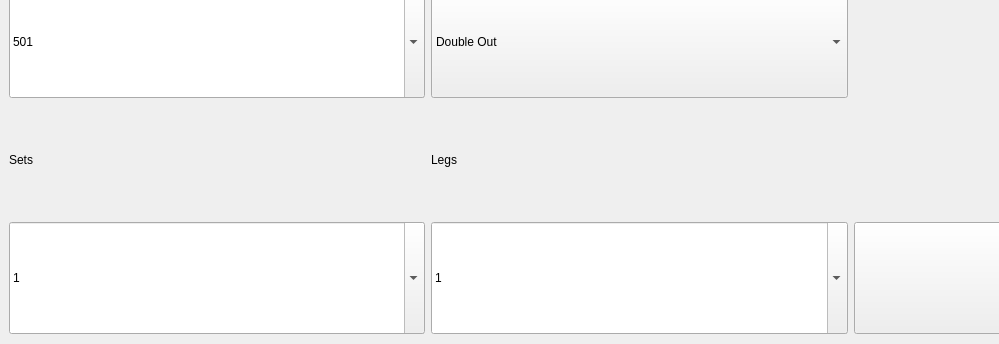
Above: darts-counter/mainwindow.ui from NoahWissler/darts-counter before the change; both pictures show x 0 to 999 and y 376 to 720 of the 1280 by 720 pixel window. Below: the same form after it.
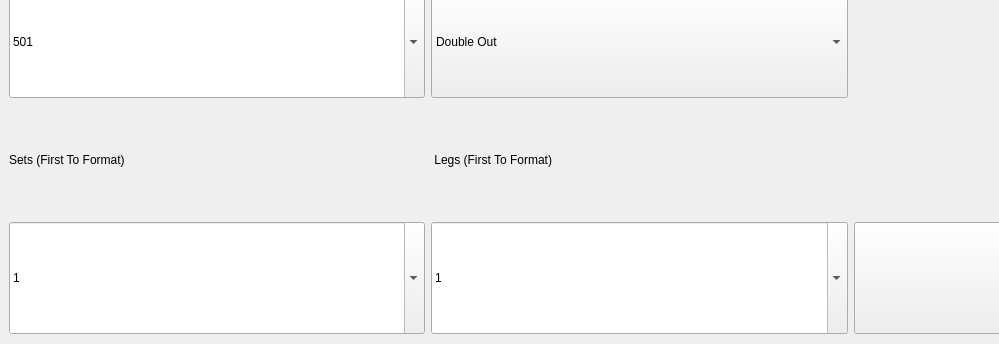
That is the form after the change.

Commit message: Starting page: clarification that amount of sets/legs is 'first to format'.

```diff
--- a/darts-counter/mainwindow.ui
+++ b/darts-counter/mainwindow.ui
@@ -46,7 +46,7 @@
             </sizepolicy>
            </property>
            <property name="text">
-            <string>Legs</string>
+            <string> Legs (First To Format)</string>
            </property>
           </widget>
          </item>
@@ -181,7 +181,7 @@
             </sizepolicy>
            </property>
            <property name="text">
-            <string>Sets</string>
+            <string>Sets (First To Format)</string>
            </property>
           </widget>
          </item>
```
